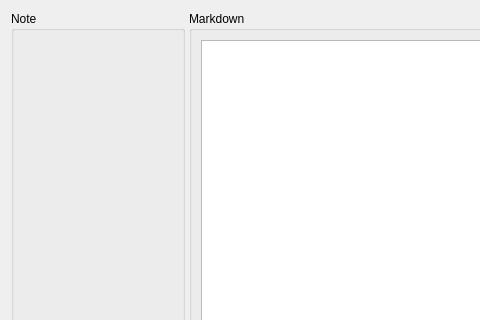
First picture: the form in jezen/editor.ui, repository HazenBabcock/APyEC, before the edit; both pictures show x 0 to 480 and y 0 to 320 of the 1177 by 850 pixel window.
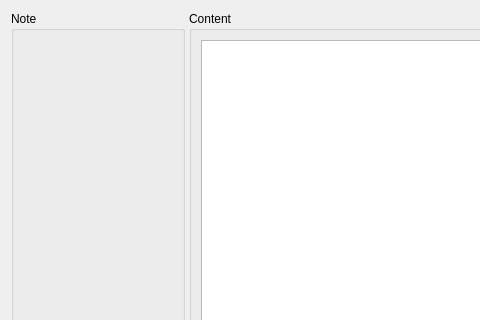
Second picture: the form after the edit. Custom widgets are drawn as their Qt base class.

Commit message: Add logging to make debugging easier. Use content and content_type for note content to enable the support of multiple kinds of notes, such as ReStructuredText in the future.

The edit to the form file:
```diff
--- a/jezen/editor.ui
+++ b/jezen/editor.ui
@@ -42,7 +42,7 @@
         </sizepolicy>
        </property>
        <property name="title">
-        <string>Markdown</string>
+        <string>Content</string>
        </property>
        <layout class="QVBoxLayout" name="verticalLayout_5">
         <item>
```
The commit also changes 7 other files.
